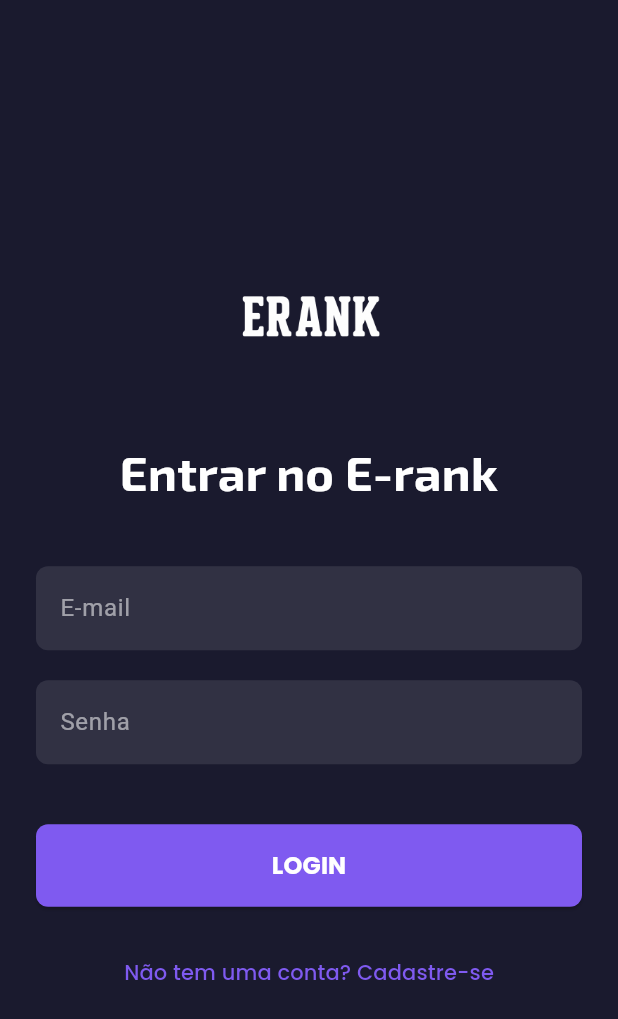
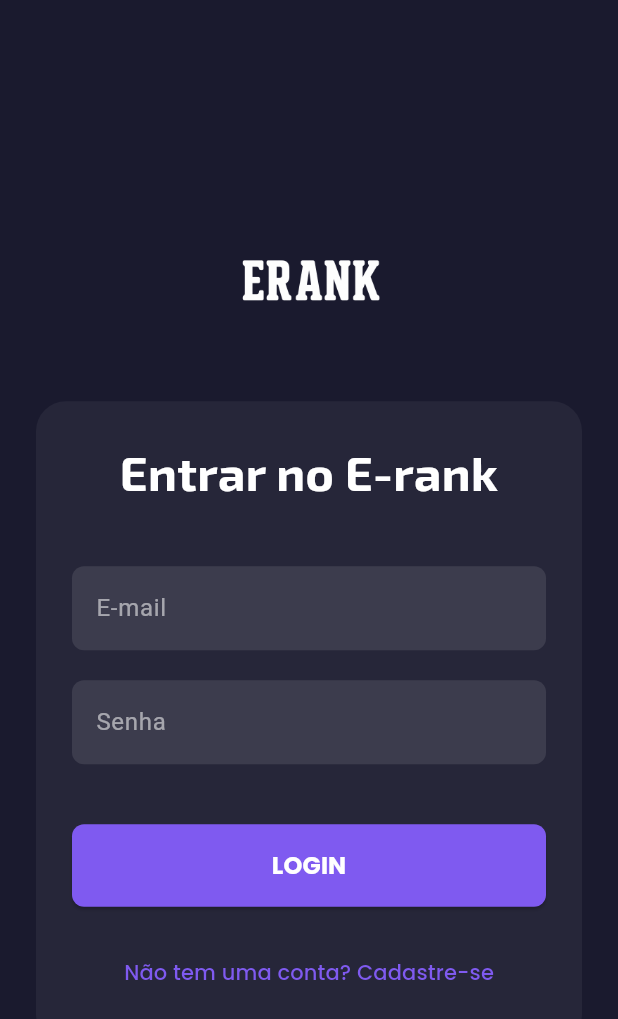
Before and after one commit to ofback/E-rank-Front-End, a Flutter app: the LoginScreen screen opened directly, on a phone screen of 412 x 824 dp. Shown: the top 1019 px of the screen. Run offline on Flutter 3.47's test engine with Material 3 defaults, Android fonts, the light colour scheme and no system bars; our stand-ins replace form_field_validator, google_fonts, mask_text_input_formatter.

Commit message:
Adição container na tela de login

```diff
--- a/lib/screens/login_screen.dart
+++ b/lib/screens/login_screen.dart
@@ -93,8 +93,6 @@ class _LoginScreenState extends State<LoginScreen> {
             padding: const EdgeInsets.all(24.0),
             child: ConstrainedBox(
               constraints: const BoxConstraints(maxWidth: 450),
-              child: Form(
-                key: _formKey,
               child: Column(
                 crossAxisAlignment: CrossAxisAlignment.stretch,
                 children: [
@@ -103,6 +101,17 @@ class _LoginScreenState extends State<LoginScreen> {
                     height: 120,
                   ),
                   const SizedBox(height: 20),
+                  Container(
+                    padding: const EdgeInsets.all(24.0),
+                    decoration: BoxDecoration(
+                      color: Colors.white.withOpacity(0.05),
+                      borderRadius: BorderRadius.circular(20),
+                    ),
+                    child: Form(
+                      key: _formKey,
+                      child: Column(
+                        crossAxisAlignment: CrossAxisAlignment.stretch,
+                        children: [
                           Text(
                             'Entrar no E-rank',
                             textAlign: TextAlign.center,
@@ -118,8 +127,10 @@ class _LoginScreenState extends State<LoginScreen> {
                             style: const TextStyle(color: Colors.white),
                             keyboardType: TextInputType.emailAddress,
                             validator: MultiValidator([
-                        RequiredValidator(errorText: 'E-mail é obrigatório'),
-                        EmailValidator(errorText: 'Insira um e-mail válido')
+                              RequiredValidator(
+                                  errorText: 'E-mail é obrigatório'),
+                              EmailValidator(
+                                  errorText: 'Insira um e-mail válido')
                             ]).call,
                           ),
                           const SizedBox(height: 20),
@@ -128,8 +139,8 @@ class _LoginScreenState extends State<LoginScreen> {
                             obscureText: true,
                             decoration: _buildInputDecoration('Senha'),
                             style: const TextStyle(color: Colors.white),
-                      validator:
-                          RequiredValidator(errorText: 'Senha é obrigatória')
+                            validator: RequiredValidator(
+                                    errorText: 'Senha é obrigatória')
                                 .call,
                           ),
                           const SizedBox(height: 40),
@@ -165,7 +176,8 @@ class _LoginScreenState extends State<LoginScreen> {
                               Navigator.pushReplacement(
                                   context,
                                   MaterialPageRoute(
-                                builder: (context) => const SignUpScreen()));
+                                      builder: (context) =>
+                                          const SignUpScreen()));
                             },
                             child: Text(
                               'Não tem uma conta? Cadastre-se',
@@ -175,6 +187,9 @@ class _LoginScreenState extends State<LoginScreen> {
                           ),
                         ],
                       ),
+                    ),
+                  ),
+                ],
               ),
             ),
           ),
```
Lines whose indentation alone changed are shown as unchanged.
